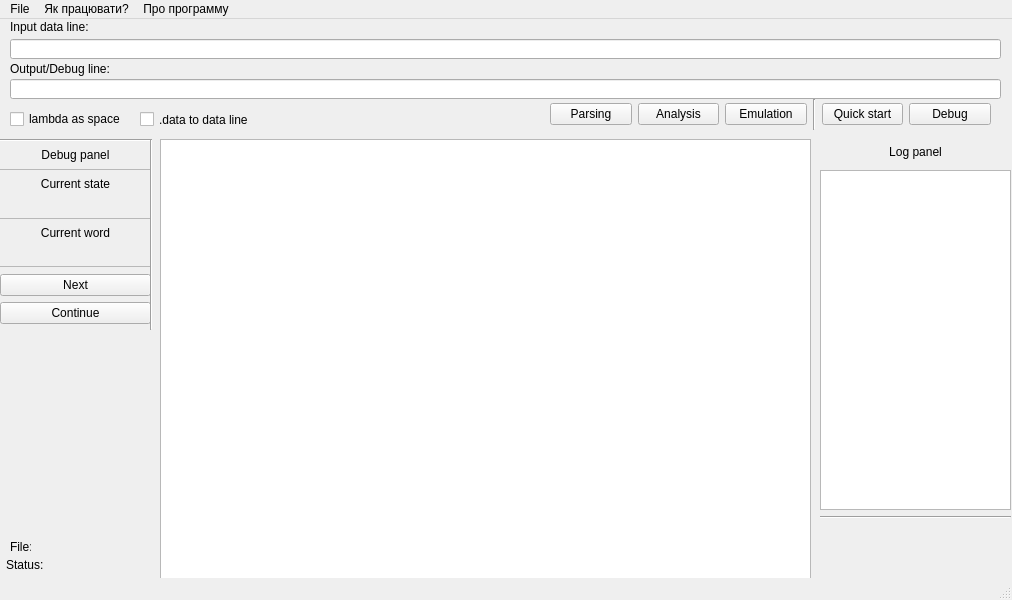
Above: src/gui/mainwindow.ui from Kaifolog/TME before the change. Below: the same form after it.
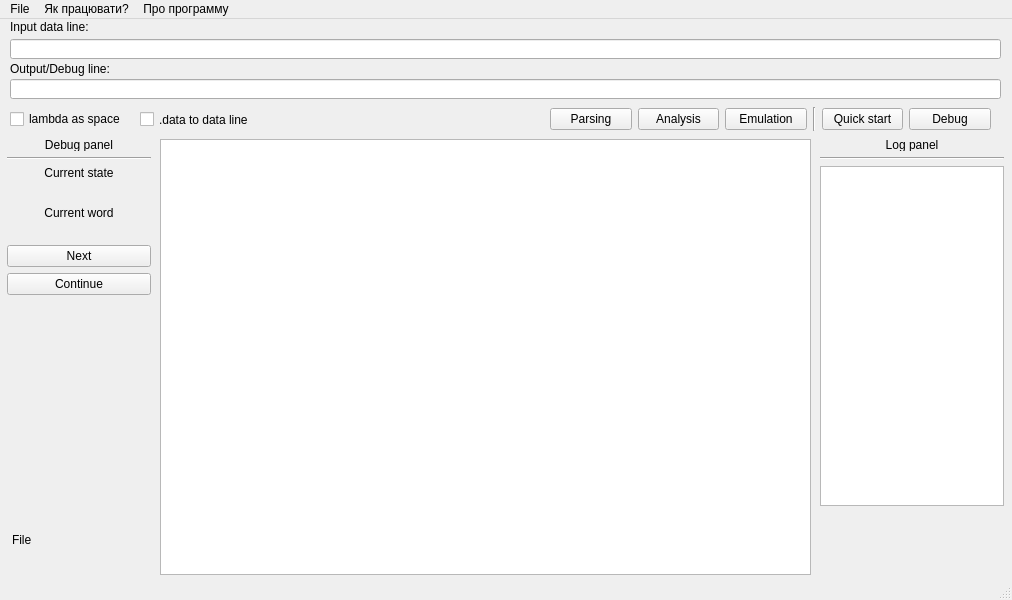
That is the form after the change.

Commit message: change(gui): UI has been redesigned

```diff
--- a/src/gui/mainwindow.ui
+++ b/src/gui/mainwindow.ui
@@ -54,21 +54,17 @@
      </rect>
     </property>
     <layout class="QVBoxLayout" name="verticalLayout">
-     <item>
-      <widget class="Line" name="line_7">
-       <property name="minimumSize">
-        <size>
-         <width>0</width>
-         <height>2</height>
-        </size>
-       </property>
-       <property name="orientation">
-        <enum>Qt::Horizontal</enum>
-       </property>
-      </widget>
-     </item>
+     <property name="leftMargin">
+      <number>7</number>
+     </property>
      <item>
       <widget class="QLabel" name="label_8">
+       <property name="maximumSize">
+        <size>
+         <width>16777215</width>
+         <height>12</height>
+        </size>
+       </property>
        <property name="layoutDirection">
         <enum>Qt::LeftToRight</enum>
        </property>
@@ -81,19 +77,7 @@
       </widget>
      </item>
      <item>
-      <widget class="Line" name="line">
-       <property name="font">
-        <font>
-         <family>Arial</family>
-         <pointsize>1</pointsize>
-        </font>
-       </property>
-       <property name="lineWidth">
-        <number>0</number>
-       </property>
-       <property name="midLineWidth">
-        <number>1</number>
-       </property>
+      <widget class="Line" name="panel_line_dbg">
        <property name="orientation">
         <enum>Qt::Horizontal</enum>
        </property>
@@ -119,19 +103,6 @@
        </property>
       </widget>
      </item>
-     <item>
-      <widget class="Line" name="line_4">
-       <property name="lineWidth">
-        <number>0</number>
-       </property>
-       <property name="midLineWidth">
-        <number>1</number>
-       </property>
-       <property name="orientation">
-        <enum>Qt::Horizontal</enum>
-       </property>
-      </widget>
-     </item>
      <item>
       <widget class="QLabel" name="label_4">
        <property name="text">
@@ -161,19 +132,6 @@
        </property>
       </widget>
      </item>
-     <item>
-      <widget class="Line" name="line_5">
-       <property name="lineWidth">
-        <number>0</number>
-       </property>
-       <property name="midLineWidth">
-        <number>1</number>
-       </property>
-       <property name="orientation">
-        <enum>Qt::Horizontal</enum>
-       </property>
-      </widget>
-     </item>
      <item>
       <widget class="QPushButton" name="debugnextbtn">
        <property name="text">
@@ -213,8 +171,17 @@
      </rect>
     </property>
     <layout class="QVBoxLayout" name="verticalLayout_2">
+     <property name="rightMargin">
+      <number>7</number>
+     </property>
      <item>
       <widget class="QLabel" name="label_6">
+       <property name="maximumSize">
+        <size>
+         <width>16777215</width>
+         <height>12</height>
+        </size>
+       </property>
        <property name="text">
         <string>Log panel</string>
        </property>
@@ -223,6 +190,13 @@
        </property>
       </widget>
      </item>
+     <item>
+      <widget class="Line" name="panel_line_log">
+       <property name="orientation">
+        <enum>Qt::Horizontal</enum>
+       </property>
+      </widget>
+     </item>
      <item>
       <widget class="QPlainTextEdit" name="logwindow">
        <property name="enabled">
@@ -248,13 +222,6 @@
        </property>
       </widget>
      </item>
-     <item>
-      <widget class="Line" name="line_2">
-       <property name="orientation">
-        <enum>Qt::Horizontal</enum>
-       </property>
-      </widget>
-     </item>
      <item>
       <spacer name="verticalSpacer_7">
        <property name="orientation">
@@ -266,7 +233,7 @@
        <property name="sizeHint" stdset="0">
         <size>
          <width>20</width>
-         <height>30</height>
+         <height>20</height>
         </size>
        </property>
       </spacer>
@@ -302,10 +269,13 @@
       <x>550</x>
       <y>80</y>
       <width>441</width>
-      <height>31</height>
+      <height>32</height>
      </rect>
     </property>
     <layout class="QHBoxLayout" name="horizontalLayout">
+     <property name="topMargin">
+      <number>8</number>
+     </property>
      <item>
       <widget class="QPushButton" name="parsingbtn">
        <property name="text">
@@ -401,34 +371,21 @@
    <widget class="QLabel" name="label_7">
     <property name="geometry">
      <rect>
-      <x>10</x>
-      <y>520</y>
-      <width>21</width>
-      <height>16</height>
+      <x>12</x>
+      <y>510</y>
+      <width>20</width>
+      <height>21</height>
      </rect>
     </property>
     <property name="text">
      <string>File:</string>
     </property>
    </widget>
-   <widget class="QLabel" name="label_9">
-    <property name="geometry">
-     <rect>
-      <x>6</x>
-      <y>536</y>
-      <width>41</width>
-      <height>20</height>
-     </rect>
-    </property>
-    <property name="text">
-     <string>Status:</string>
-    </property>
-   </widget>
    <widget class="QLabel" name="filestatuslbl">
     <property name="geometry">
      <rect>
       <x>40</x>
-      <y>540</y>
+      <y>530</y>
       <width>111</width>
       <height>16</height>
      </rect>
@@ -444,7 +401,7 @@
     <property name="geometry">
      <rect>
       <x>40</x>
-      <y>520</y>
+      <y>510</y>
       <width>111</width>
       <height>20</height>
      </rect>
@@ -462,7 +419,7 @@
       <x>160</x>
       <y>120</y>
       <width>651</width>
-      <height>441</height>
+      <height>436</height>
      </rect>
     </property>
     <property name="font">
@@ -491,19 +448,6 @@
      <string>lambda as space</string>
     </property>
    </widget>
-   <widget class="Line" name="line_8">
-    <property name="geometry">
-     <rect>
-      <x>150</x>
-      <y>120</y>
-      <width>2</width>
-      <height>191</height>
-     </rect>
-    </property>
-    <property name="orientation">
-     <enum>Qt::Vertical</enum>
-    </property>
-   </widget>
    <widget class="QCheckBox" name="datacheckBox">
     <property name="geometry">
      <rect>
```
Left out of the diff: 2 changed lines with no effect on the pictures. The commit also changes 2 other files.
